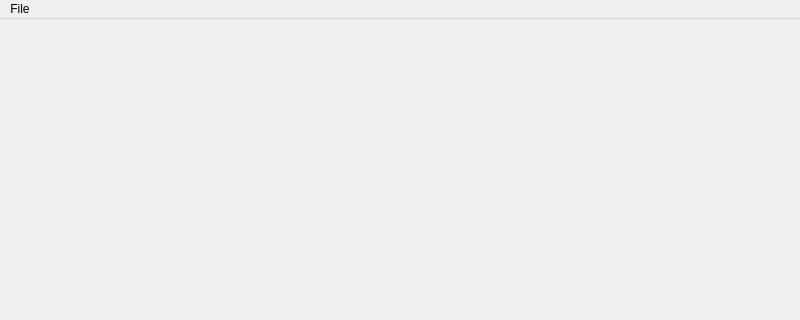
Above: ShaderEditor/MainWindow.ui from yhunahrin/Radium-Apps before the change; both pictures show x 0 to 800 and y 0 to 320 of the 800 by 600 pixel window. Below: the same form after it.
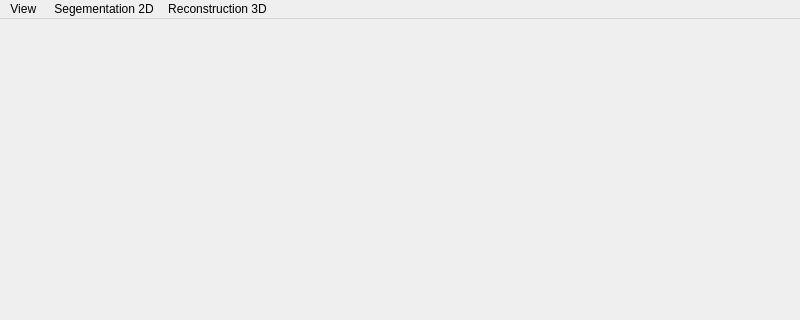
That is the form after the change.

Patch:
```diff
--- a/ShaderEditor/MainWindow.ui
+++ b/ShaderEditor/MainWindow.ui
@@ -23,14 +23,38 @@
      <height>26</height>
     </rect>
    </property>
-   <widget class="QMenu" name="menuFile">
+   <widget class="QMenu" name="menuView">
     <property name="title">
-     <string>File</string>
+     <string>View </string>
     </property>
     <addaction name="actionSave"/>
     <addaction name="actionSaveAs"/>
    </widget>
-   <addaction name="menuFile"/>
+   <widget class="QMenu" name="menuTrainning_Data">
+    <property name="title">
+     <string>Segementation 2D</string>
+    </property>
+    <addaction name="actionProgram"/>
+    <addaction name="actionManipulation"/>
+   </widget>
+   <widget class="QMenu" name="menuReconstruction_3D">
+    <property name="title">
+     <string>Reconstruction 3D</string>
+    </property>
+    <widget class="QMenu" name="menu3D">
+     <property name="title">
+      <string>Load</string>
+     </property>
+     <addaction name="actionSlice_XY"/>
+     <addaction name="actionSlice_XZ"/>
+     <addaction name="actionSlice_ZY"/>
+    </widget>
+    <addaction name="actionChoose"/>
+    <addaction name="menu3D"/>
+   </widget>
+   <addaction name="menuView"/>
+   <addaction name="menuTrainning_Data"/>
+   <addaction name="menuReconstruction_3D"/>
   </widget>
   <widget class="QStatusBar" name="statusbar"/>
   <action name="actionSave">
```
Left out of the diff: 64 changed lines with no effect on the pictures.
